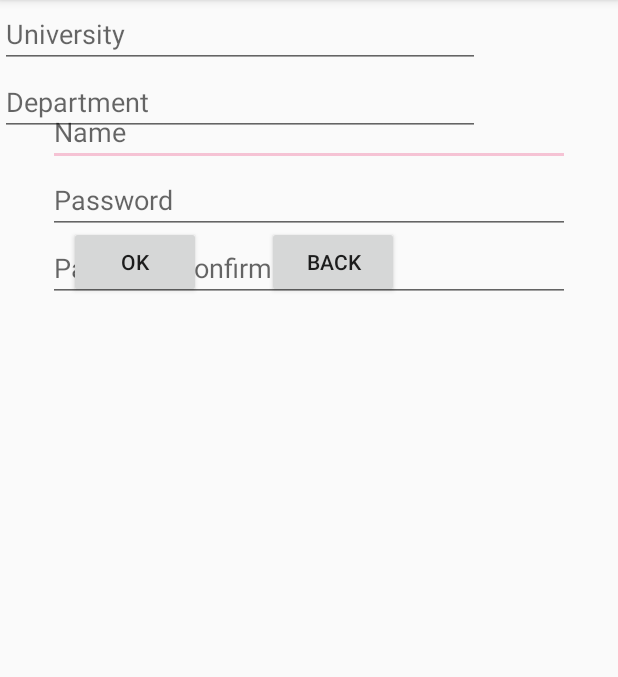
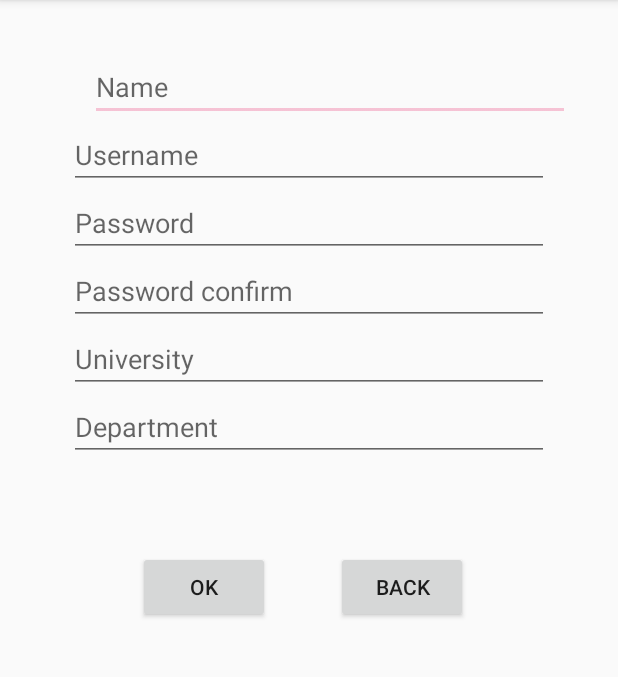
Before and after one commit to jeongkyeong/Timetable, an Android app: the Main2Activity screen opened directly, with no data from a screen before it, on a phone screen of 412 x 824 dp, the part 84-761 px from its top. Run offline under Robolectric (Android 15) with nearby library versions, the phone set to English and light mode, and no system bars.

Commit message:
main2.xml

```diff
--- a/app/src/main/res/layout/activity_main2.xml
+++ b/app/src/main/res/layout/activity_main2.xml
@@ -40,7 +40,7 @@
 
     <EditText
         android:id="@+id/editText1"
-        android:layout_width="0dp"
+        android:layout_width="320dp"
         android:layout_height="45dp"
         android:ems="10"
         android:hint = "Name"
@@ -50,17 +50,18 @@
         tools:layout_constraintTop_creator="1"
         tools:layout_constraintRight_creator="1"
         app:layout_constraintRight_toRightOf="parent"
-        android:layout_marginTop="65dp"
+        android:layout_marginTop="35dp"
         tools:layout_constraintLeft_creator="1"
         app:layout_constraintLeft_toLeftOf="parent"
         app:layout_constraintTop_toTopOf="parent"
         android:layout_marginLeft="32dp"
-        android:layout_marginRight="32dp" />
+        android:layout_marginRight="32dp"
+        app:layout_constraintHorizontal_bias="1.0" />
 
     <EditText
         android:id="@+id/editText2"
-        android:layout_width="0dp"
-        android:layout_height="0dp"
+        android:layout_width="320dp"
+        android:layout_height="45dp"
         android:ems="10"
         android:hint = "Username"
         android:inputType="textPersonName"
@@ -77,7 +78,7 @@
 
     <EditText
         android:id="@+id/editText3"
-        android:layout_width="0dp"
+        android:layout_width="320dp"
         android:layout_height="45dp"
         android:ems="10"
         android:hint = "Password"
@@ -91,7 +92,7 @@
 
     <EditText
         android:id="@+id/editText4"
-        android:layout_width="0dp"
+        android:layout_width="320dp"
         android:layout_height="45dp"
         android:ems="10"
         android:hint = "Password confirm"
@@ -112,12 +113,14 @@
         android:inputType="textPersonName"
         android:layout_marginStart="32dp"
         android:layout_marginEnd="32dp"
-        tools:layout_editor_absoluteY="200dp"
-        tools:layout_editor_absoluteX="32dp" />
+        app:layout_constraintRight_toRightOf="@+id/editText4"
+        app:layout_constraintTop_toBottomOf="@+id/editText4"
+        tools:layout_constraintLeft_creator="1"
+        app:layout_constraintLeft_toLeftOf="@+id/editText4"/>
 
     <EditText
         android:id="@+id/editText6"
-        android:layout_width="0dp"
+        android:layout_width="320dp"
         android:layout_height="45dp"
         android:ems="10"
         android:hint = "Department"
```
